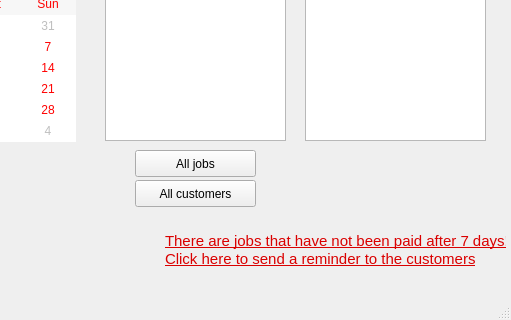
Old version of the form dialogs/main/MainWindow.ui in the repository supermaximo93/Computing_Project; both pictures show x 385 to 896 and y 87 to 407 of the 896 by 407 pixel window.
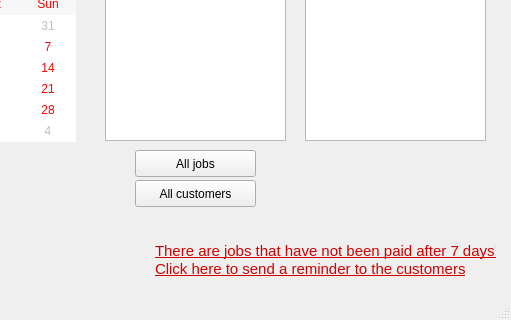
New version of the form.

Commit message: Got Customer reminder link on MainWindow working.

Diff of the .ui file:
```diff
--- a/dialogs/main/MainWindow.ui
+++ b/dialogs/main/MainWindow.ui
@@ -223,8 +223,8 @@
    <widget class="QLabel" name="label_remindCustomers">
     <property name="geometry">
      <rect>
-      <x>550</x>
-      <y>300</y>
+      <x>540</x>
+      <y>310</y>
       <width>341</width>
       <height>41</height>
      </rect>
@@ -234,8 +234,8 @@
 &lt;html&gt;&lt;head&gt;&lt;meta name=&quot;qrichtext&quot; content=&quot;1&quot; /&gt;&lt;style type=&quot;text/css&quot;&gt;
 p, li { white-space: pre-wrap; }
 &lt;/style&gt;&lt;/head&gt;&lt;body style=&quot; font-family:'Ubuntu'; font-size:11pt; font-weight:400; font-style:normal;&quot;&gt;
-&lt;p style=&quot; margin-top:0px; margin-bottom:0px; margin-left:0px; margin-right:0px; -qt-block-indent:0; text-indent:0px;&quot;&gt;&lt;span style=&quot; text-decoration: underline; color:#da0000;&quot;&gt;There are jobs that have not been paid after 7 days!&lt;/span&gt;&lt;/p&gt;
-&lt;p style=&quot; margin-top:0px; margin-bottom:0px; margin-left:0px; margin-right:0px; -qt-block-indent:0; text-indent:0px;&quot;&gt;&lt;span style=&quot; text-decoration: underline; color:#da0000;&quot;&gt;Click here to send a reminder to the customers&lt;/span&gt;&lt;/p&gt;&lt;/body&gt;&lt;/html&gt;</string>
+&lt;p style=&quot; margin-top:0px; margin-bottom:0px; margin-left:0px; margin-right:0px; -qt-block-indent:0; text-indent:0px;&quot;&gt;&lt;a href=&quot;a&quot;&gt;&lt;span style=&quot; text-decoration: underline; color:#d10000;&quot;&gt;There are jobs that have not been paid after 7 days!&lt;/span&gt;&lt;/a&gt;&lt;/p&gt;
+&lt;p style=&quot; margin-top:0px; margin-bottom:0px; margin-left:0px; margin-right:0px; -qt-block-indent:0; text-indent:0px;&quot;&gt;&lt;a href=&quot;a&quot;&gt;&lt;span style=&quot; text-decoration: underline; color:#d10000;&quot;&gt;Click here to send a reminder to the customers&lt;/span&gt;&lt;/a&gt;&lt;/p&gt;&lt;/body&gt;&lt;/html&gt;</string>
     </property>
    </widget>
    <widget class="QDoubleSpinBox" name="doubleSpinBox_income">
```
Left out of the diff: 6 changed lines with no effect on the pictures. The commit also changes 6 other files.
